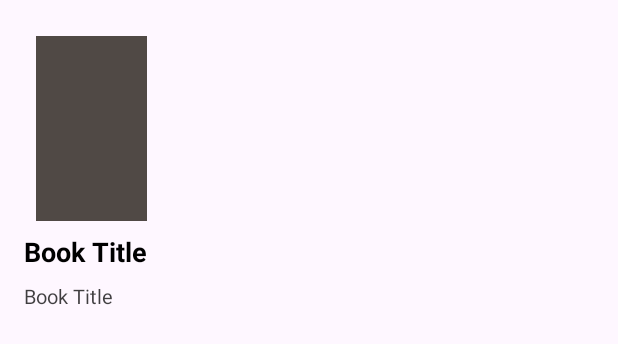
After one commit to OsmanSalama/libraro, an Android app: the layout book_item.xml on its own in the app's theme, with its tools: preview values and no code run, on a phone screen of 412 x 824 dp. The commit adds this screen. Shown: the top 344 px of the screen. Run offline under Robolectric (Android 15) with nearby library versions, the phone set to English and light mode, and no system bars.

Commit message:
created Book.kt model to store books, added recycler view with BooksAdapter

```diff
--- a/app/build.gradle.kts
+++ b/app/build.gradle.kts
@@ -56,4 +56,6 @@ dependencies {
     androidTestImplementation(libs.androidx.junit)
     androidTestImplementation(libs.androidx.espresso.core)
     implementation(libs.androidx.fragment.ktx)
+    implementation(libs.glide)
+    annotationProcessor(libs.compiler)
 }
--- a/app/src/main/java/com/example/libraro/model/Book.kt
+++ b/app/src/main/java/com/example/libraro/model/Book.kt
@@ -1,6 +1,7 @@
 package com.example.libraro.model
 
 data class Book(
+    val id: String,
     val title: String = "",
     val author: String = "",
     val description: String = "",
--- a/app/src/main/java/com/example/libraro/model/User.kt
+++ b/app/src/main/java/com/example/libraro/model/User.kt
@@ -1,3 +1,5 @@
+package com.example.libraro.model
+
 import com.google.firebase.firestore.PropertyName
 import com.google.firebase.Timestamp
 
--- /dev/null
+++ b/app/src/main/res/layout/book_item.xml
@@ -0,0 +1,42 @@
+<LinearLayout
+    xmlns:android="http://schemas.android.com/apk/res/android"
+    android:layout_width="match_parent"
+    android:layout_height="wrap_content"
+    android:orientation="vertical"
+    android:padding="16dp">
+
+    <ImageView
+        android:id="@+id/imageViewCover"
+        android:layout_width="wrap_content"
+        android:layout_height="wrap_content"
+        android:src="@drawable/book_item"
+        android:orientation="vertical"
+        android:padding="8dp"
+        android:contentDescription="@string/book_item">
+    </ImageView>
+
+    <TextView
+        android:id="@+id/textViewBookTitle"
+        android:layout_width="wrap_content"
+        android:layout_height="wrap_content"
+        android:textSize="18sp"
+        android:text="@string/book_title_sample"
+        android:scaleType="centerCrop"
+        android:layout_marginBottom="8dp"
+        android:textColorHint="@color/black"
+        android:textStyle="bold"
+        android:textColor="@android:color/black"/>
+
+    <TextView
+        android:id="@+id/textViewBookCategory"
+        android:layout_width="wrap_content"
+        android:layout_height="wrap_content"
+        android:textSize="13sp"
+        android:text="@string/book_title_sample"
+        android:scaleType="centerCrop"
+        android:layout_marginBottom="8dp"
+        android:textColorHint="#A9000000"
+        android:textColor="#BF000000"/>
+
+
+</LinearLayout>
--- a/app/src/main/res/values/strings.xml
+++ b/app/src/main/res/values/strings.xml
@@ -50,4 +50,6 @@
     <string name="email">contact.namso@gmail.com</string>
     <string name="sample_name">John</string>
     <string name="sample_surname">Doe</string>
+    <string name="book_item">book item</string>
+    <string name="book_title_sample">Book Title</string>
 </resources>
--- a/gradle/libs.versions.toml
+++ b/gradle/libs.versions.toml
@@ -1,6 +1,7 @@
 [versions]
 agp = "8.5.2"
 fragmentKtx = "1.8.4"
+glide = "4.15.1"
 kotlin = "1.9.0"
 coreKtx = "1.13.1"
 junit = "4.13.2"
@@ -20,6 +21,8 @@ firebaseFirestore = "25.1.0"
 [libraries]
 androidx-core-ktx = { group = "androidx.core", name = "core-ktx", version.ref = "coreKtx" }
 androidx-fragment-ktx = { module = "androidx.fragment:fragment-ktx", version.ref = "fragmentKtx" }
+compiler = { module = "com.github.bumptech.glide:compiler", version.ref = "glide" }
+glide = { module = "com.github.bumptech.glide:glide", version.ref = "glide" }
 junit = { group = "junit", name = "junit", version.ref = "junit" }
 androidx-junit = { group = "androidx.test.ext", name = "junit", version.ref = "junitVersion" }
 androidx-espresso-core = { group = "androidx.test.espresso", name = "espresso-core", version.ref = "espressoCore" }
```
Also changed, not shown: app/src/main/java/com/example/libraro/MainActivity.kt (+4 -3 lines), app/src/main/java/com/example/libraro/adapter/BooksAdapter.kt (added, +46 -0 lines), app/src/main/java/com/example/libraro/data/FirebaseManager.kt (+26 -0 lines), app/src/main/java/com/example/libraro/fragments/HomeFragment.kt (+35 -9 lines), app/src/main/res/layout/fragment_home.xml (+7 -15 lines), app/src/main/res/drawable/book_item.png (added).
